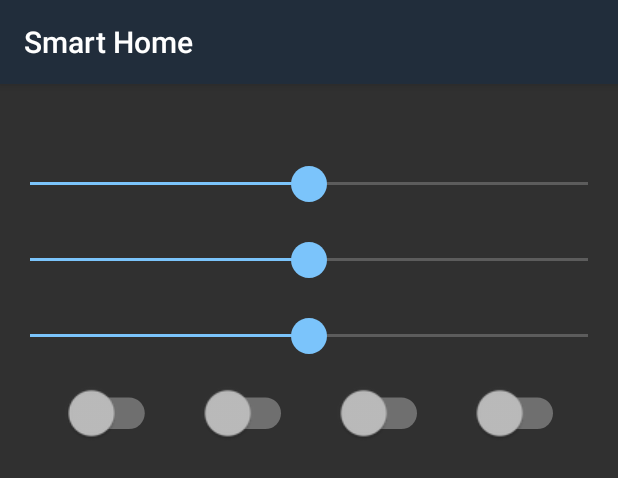
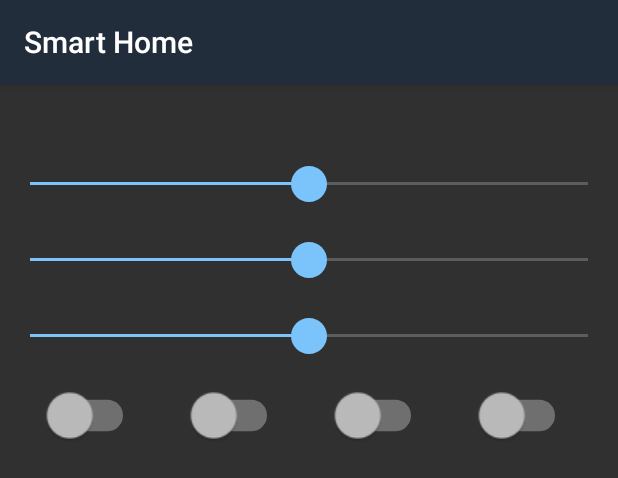
Before and after one commit to Tsar/smart_home, an Android app: the layout item_device.xml on its own in the app's theme, with its tools: preview values and no code run, on a phone screen of 412 x 824 dp. Shown: the top 478 px of the screen. Run offline under Robolectric (Android 15) with nearby library versions, the phone set to English and light mode, and no system bars; network calls fail.

Commit message:
App: Fix switchs

```diff
--- a/App/app/src/main/res/layout/item_device.xml
+++ b/App/app/src/main/res/layout/item_device.xml
@@ -67,35 +67,51 @@
         android:layout_height="match_parent"
         android:orientation="horizontal">
 
+        <View
+            android:layout_width="0dp"
+            android:layout_height="wrap_content"
+            android:layout_weight="1" />
+
         <Switch
             android:id="@+id/sw0"
+            android:layout_width="wrap_content"
+            android:layout_height="wrap_content" />
+
+        <View
             android:layout_width="0dp"
             android:layout_height="wrap_content"
             android:layout_weight="1" />
 
         <Switch
             android:id="@+id/sw1"
+            android:layout_width="wrap_content"
+            android:layout_height="wrap_content" />
+
+        <View
             android:layout_width="0dp"
             android:layout_height="wrap_content"
             android:layout_weight="1" />
 
         <Switch
             android:id="@+id/sw2"
+            android:layout_width="wrap_content"
+            android:layout_height="wrap_content" />
+
+        <View
             android:layout_width="0dp"
             android:layout_height="wrap_content"
             android:layout_weight="1" />
 
         <Switch
             android:id="@+id/sw3"
+            android:layout_width="wrap_content"
+            android:layout_height="wrap_content" />
+
+        <View
             android:layout_width="0dp"
             android:layout_height="wrap_content"
             android:layout_weight="1" />
 
-        <View
-            android:layout_width="0dp"
-            android:layout_height="wrap_content"
-            android:layout_weight="0.55" />
-
     </LinearLayout>
 
 </LinearLayout>
--- a/App/app/src/main/res/values/styles.xml
+++ b/App/app/src/main/res/values/styles.xml
@@ -28,7 +28,6 @@
     <style name="SwitchStyle" parent="android:style/Widget.Material.CompoundButton.Switch">
         <item name="android:scaleX">1.5</item>
         <item name="android:scaleY">1.5</item>
-        <item name="android:paddingTop">10dp</item>
-        <item name="android:paddingBottom">16dp</item>
+        <item name="android:padding">10dp</item>
     </style>
 </resources>
```
